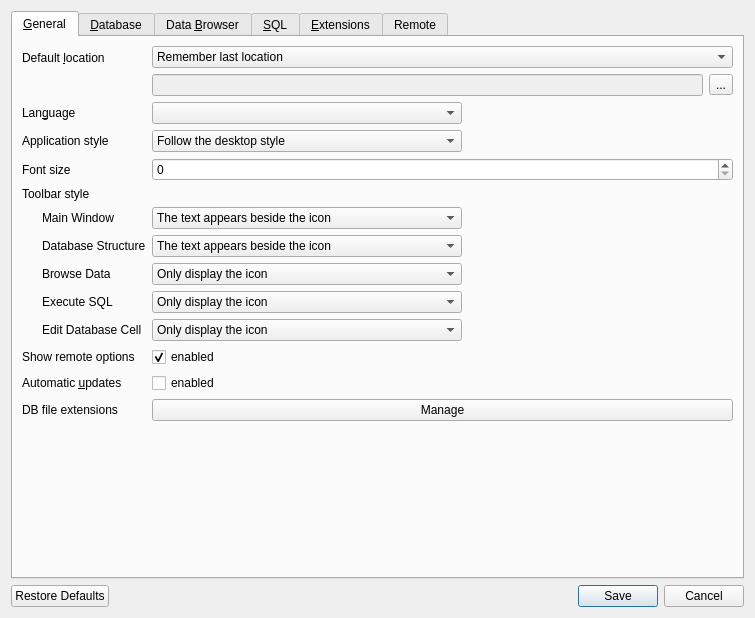
The window that src/PreferencesDialog.ui (sqlitebrowser/sqlitebrowser) describes before a commit, drawn with Qt 5.
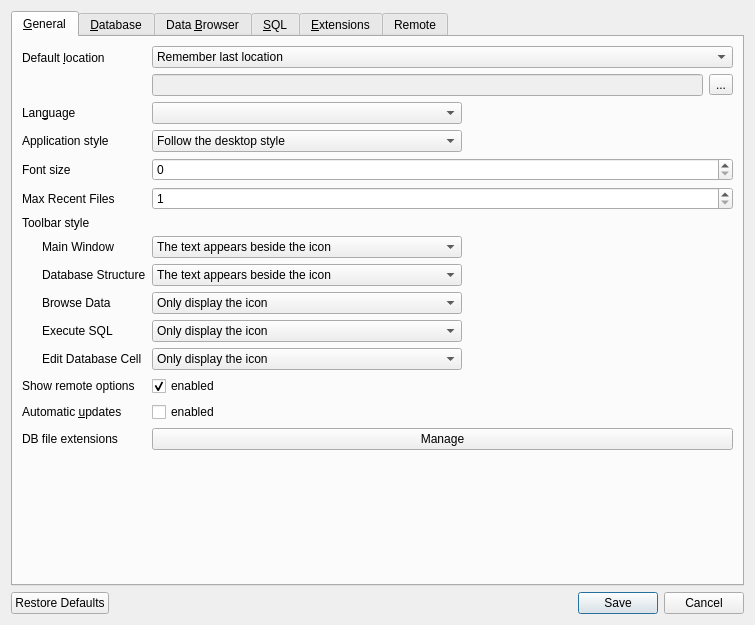
The same window after the commit. Icons and pictures are not drawn. Custom widgets are drawn as their Qt base class.

Commit message: Add spin box for max recent files

```diff
--- a/src/PreferencesDialog.ui
+++ b/src/PreferencesDialog.ui
@@ -7,7 +7,7 @@
     <x>0</x>
     <y>0</y>
     <width>755</width>
-    <height>618</height>
+    <height>625</height>
    </rect>
   </property>
   <property name="windowTitle">
@@ -122,7 +122,7 @@
          </property>
         </widget>
        </item>
-       <item row="4" column="0">
+       <item row="5" column="0">
         <widget class="QLabel" name="labelToolbarStyle">
          <property name="text">
           <string>Toolbar style</string>
@@ -132,58 +132,8 @@
          </property>
         </widget>
        </item>
-       <item row="6" column="1">
-        <widget class="QComboBox" name="toolbarStyleComboMain">
-         <property name="sizePolicy">
-          <sizepolicy hsizetype="Maximum" vsizetype="Fixed">
-           <horstretch>0</horstretch>
-           <verstretch>0</verstretch>
-          </sizepolicy>
-         </property>
-         <property name="currentIndex">
-          <number>2</number>
-         </property>
-         <property name="sizeAdjustPolicy">
-          <enum>QComboBox::AdjustToContents</enum>
-         </property>
-         <property name="minimumContentsLength">
-          <number>35</number>
-         </property>
-         <property name="iconSize">
-          <size>
-           <width>20</width>
-           <height>15</height>
-          </size>
-         </property>
-         <item>
-          <property name="text">
-           <string>Only display the icon</string>
-          </property>
-         </item>
-         <item>
-          <property name="text">
-           <string>Only display the text</string>
-          </property>
-         </item>
-         <item>
-          <property name="text">
-           <string>The text appears beside the icon</string>
-          </property>
-         </item>
-         <item>
-          <property name="text">
-           <string>The text appears under the icon</string>
-          </property>
-         </item>
-         <item>
-          <property name="text">
-           <string>Follow the style</string>
-          </property>
-         </item>
-        </widget>
-       </item>
        <item row="7" column="1">
-        <widget class="QComboBox" name="toolbarStyleComboStructure">
+        <widget class="QComboBox" name="toolbarStyleComboMain">
          <property name="sizePolicy">
           <sizepolicy hsizetype="Maximum" vsizetype="Fixed">
            <horstretch>0</horstretch>
@@ -233,7 +183,7 @@
         </widget>
        </item>
        <item row="8" column="1">
-        <widget class="QComboBox" name="toolbarStyleComboBrowse">
+        <widget class="QComboBox" name="toolbarStyleComboStructure">
          <property name="sizePolicy">
           <sizepolicy hsizetype="Maximum" vsizetype="Fixed">
            <horstretch>0</horstretch>
@@ -241,7 +191,7 @@
           </sizepolicy>
          </property>
          <property name="currentIndex">
-          <number>0</number>
+          <number>2</number>
          </property>
          <property name="sizeAdjustPolicy">
           <enum>QComboBox::AdjustToContents</enum>
@@ -283,6 +233,56 @@
         </widget>
        </item>
        <item row="9" column="1">
+        <widget class="QComboBox" name="toolbarStyleComboBrowse">
+         <property name="sizePolicy">
+          <sizepolicy hsizetype="Maximum" vsizetype="Fixed">
+           <horstretch>0</horstretch>
+           <verstretch>0</verstretch>
+          </sizepolicy>
+         </property>
+         <property name="currentIndex">
+          <number>0</number>
+         </property>
+         <property name="sizeAdjustPolicy">
+          <enum>QComboBox::AdjustToContents</enum>
+         </property>
+         <property name="minimumContentsLength">
+          <number>35</number>
+         </property>
+         <property name="iconSize">
+          <size>
+           <width>20</width>
+           <height>15</height>
+          </size>
+         </property>
+         <item>
+          <property name="text">
+           <string>Only display the icon</string>
+          </property>
+         </item>
+         <item>
+          <property name="text">
+           <string>Only display the text</string>
+          </property>
+         </item>
+         <item>
+          <property name="text">
+           <string>The text appears beside the icon</string>
+          </property>
+         </item>
+         <item>
+          <property name="text">
+           <string>The text appears under the icon</string>
+          </property>
+         </item>
+         <item>
+          <property name="text">
+           <string>Follow the style</string>
+          </property>
+         </item>
+        </widget>
+       </item>
+       <item row="10" column="1">
         <widget class="QComboBox" name="toolbarStyleComboSql">
          <property name="sizePolicy">
           <sizepolicy hsizetype="Maximum" vsizetype="Fixed">
@@ -332,7 +332,7 @@
          </item>
         </widget>
        </item>
-       <item row="11" column="0">
+       <item row="12" column="0">
         <widget class="QLabel" name="labelUseRemotes">
          <property name="text">
           <string>Show remote options</string>
@@ -342,7 +342,7 @@
          </property>
         </widget>
        </item>
-       <item row="11" column="1">
+       <item row="12" column="1">
         <widget class="QCheckBox" name="checkUseRemotes">
          <property name="text">
           <string>enabled</string>
@@ -352,7 +352,7 @@
          </property>
         </widget>
        </item>
-       <item row="12" column="0">
+       <item row="13" column="0">
         <widget class="QLabel" name="labelUpdates">
          <property name="text">
           <string>Automatic &amp;updates</string>
@@ -362,14 +362,14 @@
          </property>
         </widget>
        </item>
-       <item row="12" column="1">
+       <item row="13" column="1">
         <widget class="QCheckBox" name="checkUpdates">
          <property name="text">
           <string>enabled</string>
          </property>
         </widget>
        </item>
-       <item row="13" column="0">
+       <item row="14" column="0">
         <widget class="QLabel" name="label_16">
          <property name="text">
           <string>DB file extensions</string>
@@ -379,14 +379,14 @@
          </property>
         </widget>
        </item>
-       <item row="13" column="1">
+       <item row="14" column="1">
         <widget class="QPushButton" name="buttonManageFileExtension">
          <property name="text">
           <string>Manage</string>
          </property>
         </widget>
        </item>
-       <item row="6" column="0">
+       <item row="7" column="0">
         <widget class="QLabel" name="labelMainToolBar">
          <property name="text">
           <string>Main Window</string>
@@ -399,7 +399,7 @@
          </property>
         </widget>
        </item>
-       <item row="7" column="0">
+       <item row="8" column="0">
         <widget class="QLabel" name="labelStructureToolBar">
          <property name="text">
           <string>Database Structure</string>
@@ -412,7 +412,7 @@
          </property>
         </widget>
        </item>
-       <item row="8" column="0">
+       <item row="9" column="0">
         <widget class="QLabel" name="labelBrowseToolBar">
          <property name="text">
           <string>Browse Data</string>
@@ -425,7 +425,7 @@
          </property>
         </widget>
        </item>
-       <item row="9" column="0">
+       <item row="10" column="0">
         <widget class="QLabel" name="labelSqlToolBar">
          <property name="text">
           <string>Execute SQL</string>
@@ -438,7 +438,7 @@
          </property>
         </widget>
        </item>
-       <item row="10" column="1">
+       <item row="11" column="1">
         <widget class="QComboBox" name="toolbarStyleComboEditCell">
          <property name="sizePolicy">
           <sizepolicy hsizetype="Maximum" vsizetype="Fixed">
@@ -488,7 +488,7 @@
          </item>
         </widget>
        </item>
-       <item row="10" column="0">
+       <item row="11" column="0">
         <widget class="QLabel" name="labelEditCellToolBar">
          <property name="text">
           <string>Edit Database Cell</string>
@@ -565,6 +565,23 @@
        <item row="3" column="1">
         <widget class="QSpinBox" name="spinGeneralFontSize"/>
        </item>
+       <item row="4" column="0">
+        <widget class="QLabel" name="labelMaxRecentFiles">
+         <property name="text">
+          <string>Max Recent Files</string>
+         </property>
+        </widget>
+       </item>
+       <item row="4" column="1">
+        <widget class="QSpinBox" name="spinMaxRecentFiles">
+         <property name="minimum">
+          <number>1</number>
+         </property>
+         <property name="maximum">
+          <number>40</number>
+         </property>
+        </widget>
+       </item>
       </layout>
      </widget>
      <widget class="QWidget" name="tab">
```
The commit also changes 1 other file.
